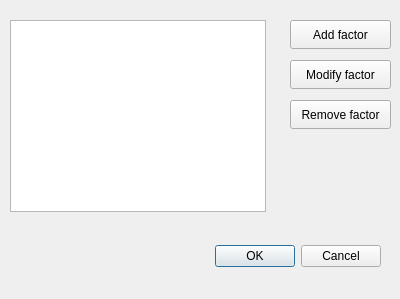
The window that cogstat/ui/factors.ui (cogstat/cogstat) describes before a commit, drawn with Qt 5.
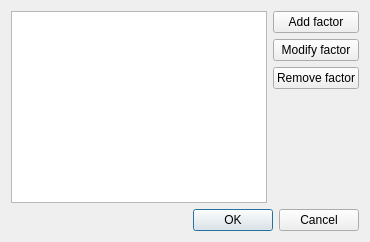
The same window after the commit.

Commit message: use layout manager for dialogs fixes #159

```diff
--- a/cogstat/ui/factors.ui
+++ b/cogstat/ui/factors.ui
@@ -2,60 +2,17 @@
 <ui version="4.0">
  <class>Dialog</class>
  <widget class="QDialog" name="Dialog">
-  <property name="geometry">
-   <rect>
-    <x>0</x>
-    <y>0</y>
-    <width>400</width>
-    <height>299</height>
-   </rect>
-  </property>
-  <property name="sizePolicy">
-   <sizepolicy hsizetype="Fixed" vsizetype="Fixed">
-    <horstretch>0</horstretch>
-    <verstretch>0</verstretch>
-   </sizepolicy>
-  </property>
-  <property name="minimumSize">
-   <size>
-    <width>400</width>
-    <height>299</height>
-   </size>
-  </property>
-  <property name="maximumSize">
-   <size>
-    <width>400</width>
-    <height>299</height>
-   </size>
-  </property>
   <property name="windowTitle">
    <string>Factors</string>
   </property>
-  <widget class="QDialogButtonBox" name="buttonBox">
-   <property name="geometry">
-    <rect>
-     <x>40</x>
-     <y>240</y>
-     <width>341</width>
-     <height>32</height>
-    </rect>
-   </property>
-   <property name="orientation">
-    <enum>Qt::Horizontal</enum>
-   </property>
-   <property name="standardButtons">
-    <set>QDialogButtonBox::Cancel|QDialogButtonBox::Ok</set>
-   </property>
-  </widget>
+  <layout class="QGridLayout" name="gridLayout">
+   <item row="0" column="0">
+    <widget class="QListWidget" name="listWidget"/>
+   </item>
+   <item row="0" column="1">
+    <layout class="QVBoxLayout" name="verticalLayout">
+     <item>
   <widget class="QPushButton" name="pushButton">
-   <property name="geometry">
-    <rect>
-     <x>290</x>
-     <y>20</y>
-     <width>101</width>
-     <height>29</height>
-    </rect>
-   </property>
    <property name="text">
     <string>Add factor</string>
    </property>
@@ -63,15 +20,9 @@
     <string>Alt+A</string>
    </property>
   </widget>
+     </item>
+     <item>
   <widget class="QPushButton" name="pushButton_2">
-   <property name="geometry">
-    <rect>
-     <x>290</x>
-     <y>60</y>
-     <width>101</width>
-     <height>29</height>
-    </rect>
-   </property>
    <property name="text">
     <string>Modify factor</string>
    </property>
@@ -79,15 +30,9 @@
     <string>Alt+M</string>
    </property>
   </widget>
+     </item>
+     <item>
   <widget class="QPushButton" name="pushButton_3">
-   <property name="geometry">
-    <rect>
-     <x>290</x>
-     <y>100</y>
-     <width>101</width>
-     <height>29</height>
-    </rect>
-   </property>
    <property name="text">
     <string>Remove factor</string>
    </property>
@@ -95,16 +40,33 @@
     <string>Alt+R</string>
    </property>
   </widget>
-  <widget class="QListWidget" name="listWidget">
-   <property name="geometry">
-    <rect>
-     <x>10</x>
-     <y>20</y>
-     <width>256</width>
-     <height>192</height>
-    </rect>
-   </property>
-  </widget>
+     </item>
+     <item>
+      <spacer name="verticalSpacer">
+       <property name="orientation">
+        <enum>Qt::Vertical</enum>
+       </property>
+       <property name="sizeHint" stdset="0">
+        <size>
+         <width>20</width>
+         <height>40</height>
+        </size>
+       </property>
+      </spacer>
+     </item>
+    </layout>
+   </item>
+   <item row="1" column="0" colspan="2">
+    <widget class="QDialogButtonBox" name="buttonBox">
+     <property name="orientation">
+      <enum>Qt::Horizontal</enum>
+     </property>
+     <property name="standardButtons">
+      <set>QDialogButtonBox::Cancel|QDialogButtonBox::Ok</set>
+     </property>
+    </widget>
+   </item>
+  </layout>
  </widget>
  <resources/>
  <connections>
```
Lines whose indentation alone changed are shown as unchanged. The commit also changes 27 other files.
